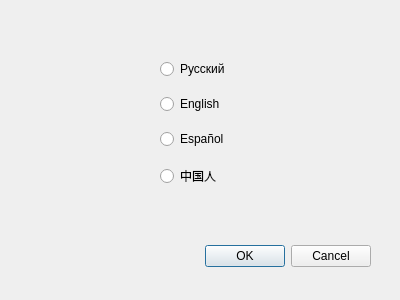
Before: the Qt Designer form static/ui/settings.ui in escaleksey/program_product, drawn with Qt 5.
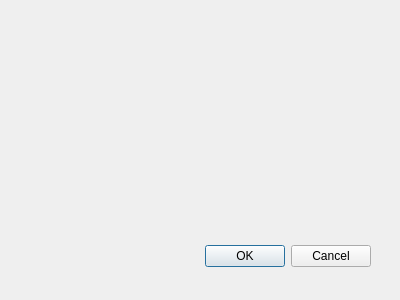
After: the same form once the commit is applied.

```diff
--- a/static/ui/settings.ui
+++ b/static/ui/settings.ui
@@ -29,58 +29,6 @@
     <set>QDialogButtonBox::Cancel|QDialogButtonBox::Ok</set>
    </property>
   </widget>
-  <widget class="QWidget" name="">
-   <property name="geometry">
-    <rect>
-     <x>160</x>
-     <y>50</y>
-     <width>81</width>
-     <height>151</height>
-    </rect>
-   </property>
-   <layout class="QVBoxLayout" name="verticalLayout">
-    <item>
-     <widget class="QRadioButton" name="ru">
-      <property name="cursor">
-       <cursorShape>PointingHandCursor</cursorShape>
-      </property>
-      <property name="text">
-       <string>Русский</string>
-      </property>
-     </widget>
-    </item>
-    <item>
-     <widget class="QRadioButton" name="en">
-      <property name="cursor">
-       <cursorShape>PointingHandCursor</cursorShape>
-      </property>
-      <property name="text">
-       <string>English</string>
-      </property>
-     </widget>
-    </item>
-    <item>
-     <widget class="QRadioButton" name="sp">
-      <property name="cursor">
-       <cursorShape>PointingHandCursor</cursorShape>
-      </property>
-      <property name="text">
-       <string>Español</string>
-      </property>
-     </widget>
-    </item>
-    <item>
-     <widget class="QRadioButton" name="ch">
-      <property name="cursor">
-       <cursorShape>PointingHandCursor</cursorShape>
-      </property>
-      <property name="text">
-       <string>中国人</string>
-      </property>
-     </widget>
-    </item>
-   </layout>
-  </widget>
  </widget>
  <resources/>
  <connections>
```
